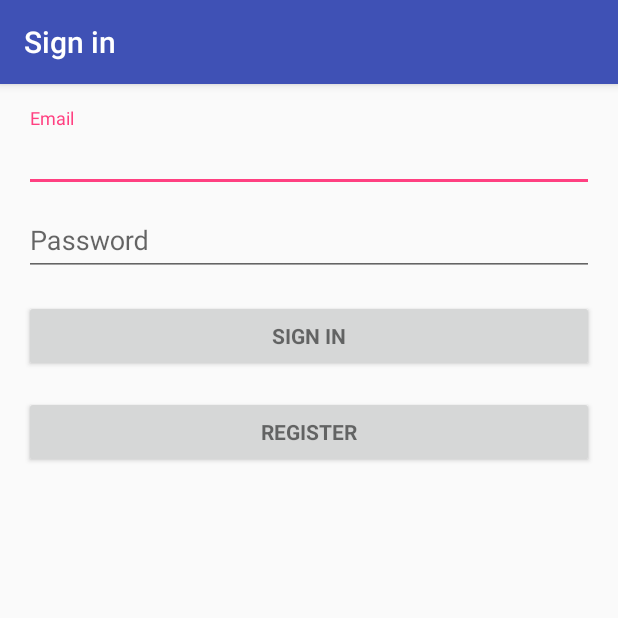
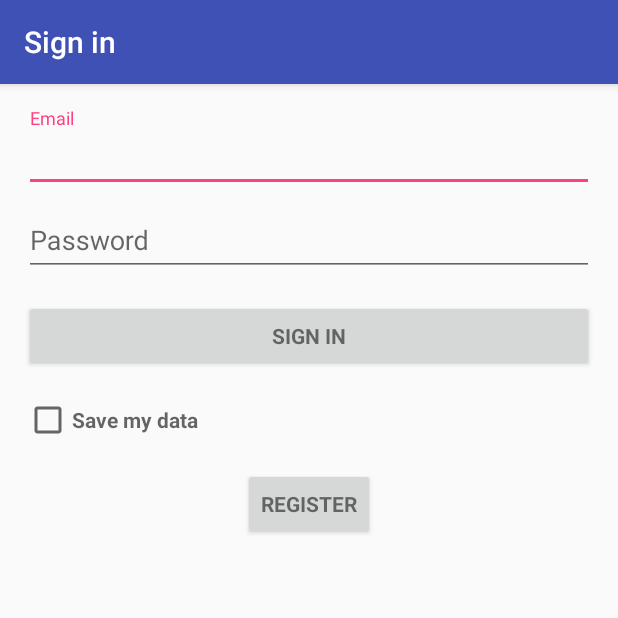
Before and after one commit to luizfps/GLCMonitor, an Android app: the screen it shows after launch (LoginActivity), on a phone screen of 412 x 824 dp, the top half of it. Run offline under Robolectric (Android 15) with nearby library versions, the phone set to English and light mode, and no system bars; 2 statements that could not run were skipped.

Commit message:
Atualizacao dos layalt da tela LoginActivity

```diff
--- a/app/src/main/res/layout/activity_login.xml
+++ b/app/src/main/res/layout/activity_login.xml
@@ -11,6 +11,10 @@
     tools:context="com.monitor.glcmonitor.activities.LoginActivity">
 
     <!-- Login progress -->
+    <FrameLayout
+        android:layout_width="match_parent"
+        android:layout_height="wrap_content"></FrameLayout>
+
     <ProgressBar
         android:id="@+id/login_progress"
         style="?android:attr/progressBarStyleLarge"
@@ -72,17 +76,28 @@
                 android:text="@string/action_sign_in"
                 android:textStyle="bold" />
 
+            <android.support.v7.widget.AppCompatCheckBox
+                android:layout_width="wrap_content"
+                android:layout_height="wrap_content"
+                android:layout_marginTop="16dp"
+                android:hint="Save my data"
+                android:textStyle="bold" />
+
             <Button
                 android:id="@+id/email_register_button"
                 style="?android:textAppearanceSmall"
-                android:layout_width="match_parent"
+                android:layout_width="wrap_content"
                 android:layout_height="wrap_content"
                 android:layout_marginTop="16dp"
                 android:text="@string/action_register_in_short"
                 android:textStyle="bold"
                 android:focusableInTouchMode="false"
-                android:onClick="RegisterClick" />
+                android:onClick="RegisterClick"
+                android:layout_gravity="bottom|center_horizontal" />
+
 
         </LinearLayout>
+
+
     </ScrollView>
 </LinearLayout>
```
